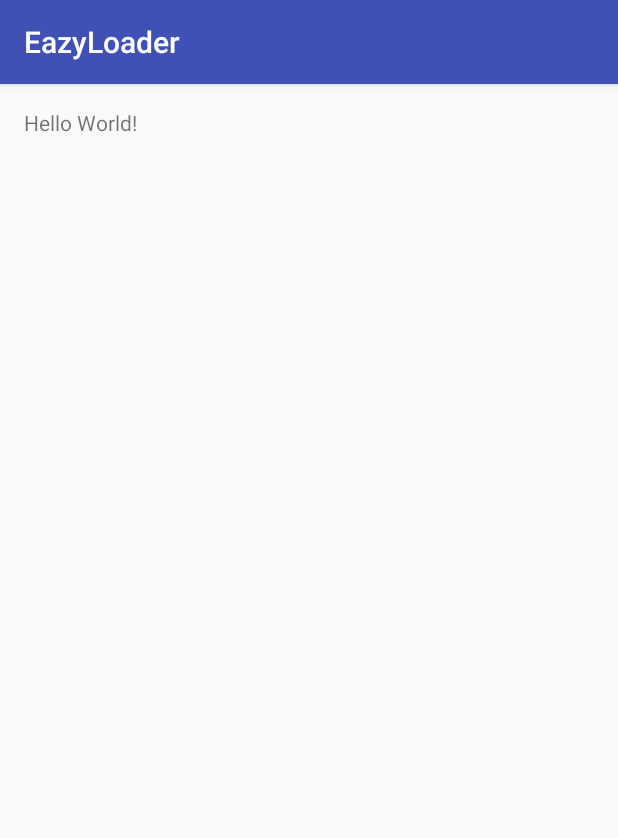
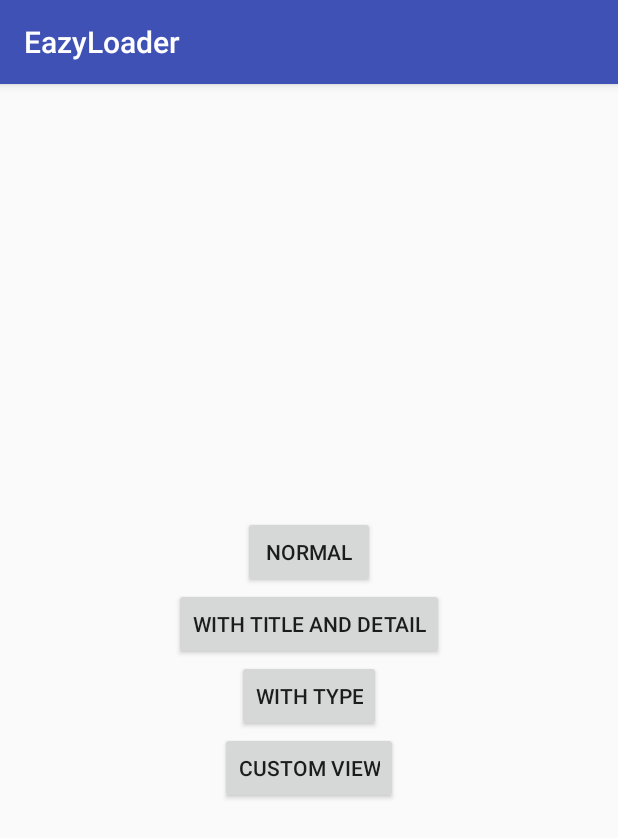
Before and after one commit to harrylefit/eazyloader, an Android app: the screen it shows after launch (MainActivity), on a phone screen of 412 x 824 dp. Shown: the top 838 px of the screen. Run offline under Robolectric (Android 15) with nearby library versions, the phone set to English and light mode, and no system bars; libraries missing offline, so code that uses them is left out: com.kaopiz.kprogresshud, vn.eazy.core.

Commit message:
done loader

```diff
--- a/EazyLoader/app/build.gradle
+++ b/EazyLoader/app/build.gradle
@@ -20,10 +20,11 @@ android {
 }
 
 dependencies {
-    compile fileTree(dir: 'libs', include: ['*.jar'])
+    compile fileTree(include: ['*.jar'], dir: 'libs')
     androidTestCompile('com.android.support.test.espresso:espresso-core:2.2.2', {
         exclude group: 'com.android.support', module: 'support-annotations'
     })
     compile 'com.android.support:appcompat-v7:25.1.0'
     testCompile 'junit:junit:4.12'
+    compile project(':loader')
 }
--- a/EazyLoader/app/src/main/java/vn/eazy/example/MainActivity.java
+++ b/EazyLoader/app/src/main/java/vn/eazy/example/MainActivity.java
@@ -1,13 +1,74 @@
 package vn.eazy.example;
 
+import android.graphics.Color;
+import android.os.Bundle;
+import android.os.Handler;
 import android.support.v7.app.AppCompatActivity;
-import android.os.Bundle;
+import android.view.View;
+import android.view.ViewGroup;
+import android.widget.Button;
 
-public class MainActivity extends AppCompatActivity {
+import vn.eazy.core.helper.CommonHelper;
+import vn.eazy.core.loader.LoaderUtils;
+import vn.eazy.loader.EzLoader;
+
+public class MainActivity extends AppCompatActivity implements View.OnClickListener {
+    private Button btnNormal;
+    private Button btnFullContent;
+    private Button btnView;
+    private Button btnType;
+
+    private EzLoader ezLoader = new EzLoader();
+    private Handler handler = new Handler();
 
     @Override
     protected void onCreate(Bundle savedInstanceState) {
         super.onCreate(savedInstanceState);
         setContentView(R.layout.activity_main);
+
+        btnNormal = (Button) findViewById(R.id.btnNormal);
+        btnFullContent = (Button) findViewById(R.id.btnFullContent);
+        btnView = (Button) findViewById(R.id.btnView);
+        btnType = (Button) findViewById(R.id.btnType);
+
+        btnNormal.setOnClickListener(this);
+        btnFullContent.setOnClickListener(this);
+        btnType.setOnClickListener(this);
+        btnView.setOnClickListener(this);
+    }
+
+    private void delayToDimiss() {
+        handler.postDelayed(new Runnable() {
+            @Override
+            public void run() {
+                ezLoader.hideLoading();
+            }
+        }, 3000);
+    }
+
+    @Override
+    public void onClick(View v) {
+        switch (v.getId()) {
+            case R.id.btnNormal:
+                ezLoader.showLoading(this);
+                break;
+            case R.id.btnFullContent:
+                ezLoader.showLoading("This is title", "This is content", this);
+                break;
+            case R.id.btnType:
+                ezLoader.showLoading("", "", null, LoaderUtils.TYPE.ANNULAR, this);
+                break;
+            case R.id.btnView:
+                View view = new View(this);
+                ViewGroup.LayoutParams layoutParams = new ViewGroup.LayoutParams(ViewGroup.LayoutParams.WRAP_CONTENT, ViewGroup.LayoutParams.WRAP_CONTENT);
+                layoutParams.width = CommonHelper.getScreenWidth() / 5;
+                layoutParams.height = CommonHelper.getScreenWidth() / 5;
+                view.setBackgroundColor(Color.RED);
+                view.setLayoutParams(layoutParams);
+                view.requestLayout();
+                ezLoader.showLoading("This is custom view", view, this);
+                break;
+        }
+        delayToDimiss();
     }
 }
--- a/EazyLoader/app/src/main/res/layout/activity_main.xml
+++ b/EazyLoader/app/src/main/res/layout/activity_main.xml
@@ -1,17 +1,39 @@
 <?xml version="1.0" encoding="utf-8"?>
-<RelativeLayout xmlns:android="http://schemas.android.com/apk/res/android"
+<LinearLayout xmlns:android="http://schemas.android.com/apk/res/android"
     xmlns:tools="http://schemas.android.com/tools"
     android:id="@+id/activity_main"
     android:layout_width="match_parent"
     android:layout_height="match_parent"
     android:paddingBottom="@dimen/activity_vertical_margin"
     android:paddingLeft="@dimen/activity_horizontal_margin"
+    android:orientation="vertical"
     android:paddingRight="@dimen/activity_horizontal_margin"
     android:paddingTop="@dimen/activity_vertical_margin"
+    android:gravity="center"
     tools:context="vn.eazy.example.MainActivity">
 
-    <TextView
+    <Button
+        android:id="@+id/btnNormal"
         android:layout_width="wrap_content"
         android:layout_height="wrap_content"
-        android:text="Hello World!" />
-</RelativeLayout>
+        android:text="Normal" />
+
+    <Button
+        android:id="@+id/btnFullContent"
+        android:layout_width="wrap_content"
+        android:layout_height="wrap_content"
+        android:text="With Title And Detail" />
+
+    <Button
+        android:id="@+id/btnType"
+        android:layout_width="wrap_content"
+        android:layout_height="wrap_content"
+        android:text="With Type" />
+
+    <Button
+        android:id="@+id/btnView"
+        android:layout_width="wrap_content"
+        android:layout_height="wrap_content"
+        android:text="Custom View" />
+
+</LinearLayout>
--- a/EazyLoader/build.gradle
+++ b/EazyLoader/build.gradle
@@ -15,6 +15,7 @@ buildscript {
 allprojects {
     repositories {
         jcenter()
+        maven { url 'https://jitpack.io' }
     }
 }
 
--- /dev/null
+++ b/EazyLoader/loader/src/main/java/vn/eazy/loader/EzLoader.java
@@ -0,0 +1,86 @@
+package vn.eazy.loader;
+
+import android.content.Context;
+import android.support.annotation.NonNull;
+import android.text.TextUtils;
+import android.view.View;
+
+import com.kaopiz.kprogresshud.KProgressHUD;
+
+import vn.eazy.core.loader.LoaderUtils;
+
+/**
+ * Created by Harry on 2/21/17.
+ */
+
+public class EzLoader implements LoaderUtils {
+    private KProgressHUD progressHUD;
+
+    @Override
+    public void showLoading(Context context) {
+        showLoading("", "", null, TYPE.SPIN, context);
+    }
+
+    @Override
+    public void showLoaing(@NonNull String title, TYPE type, Context context) {
+        showLoading(title, "", null, type, context);
+    }
+
+    @Override
+    public void showLoading(@NonNull String title, Context context) {
+        showLoading(title, "", null, TYPE.SPIN, context);
+    }
+
+    @Override
+    public void showLoading(@NonNull String title, @NonNull String detail, View view, TYPE type, Context context) {
+        if (progressHUD != null) {
+            progressHUD = null;
+        }
+        progressHUD = KProgressHUD.create(context);
+
+        if (!TextUtils.isEmpty(title)) {
+            progressHUD.setLabel(title);
+        }
+
+        if (!TextUtils.isEmpty(detail)) {
+            progressHUD.setDetailsLabel(detail);
+        }
+
+        if (view == null) {
+            switch (type) {
+                case SPIN:
+                    progressHUD.setStyle(KProgressHUD.Style.SPIN_INDETERMINATE);
+                    break;
+                case ANNULAR:
+                    progressHUD.setStyle(KProgressHUD.Style.ANNULAR_DETERMINATE);
+                    break;
+                case PIE:
+                    progressHUD.setStyle(KProgressHUD.Style.PIE_DETERMINATE);
+                    break;
+                case BAR:
+                    progressHUD.setStyle(KProgressHUD.Style.BAR_DETERMINATE);
+                    break;
+            }
+        } else {
+            progressHUD.setCustomView(view);
+        }
+        progressHUD.show();
+    }
+
+    @Override
+    public void showLoading(@NonNull String title, @NonNull String detail, Context context) {
+        showLoading(title, detail, null, TYPE.SPIN, context);
+    }
+
+    @Override
+    public void showLoading(@NonNull String title, @NonNull View view, Context context) {
+        showLoading(title, "", view, TYPE.SPIN, context);
+    }
+
+    @Override
+    public void hideLoading() {
+        if (progressHUD != null && progressHUD.isShowing()) {
+            progressHUD.dismiss();
+        }
+    }
+}
```
Also changed, not shown: EazyLoader/loader/build.gradle (+2 -5 lines), 2 other files.
